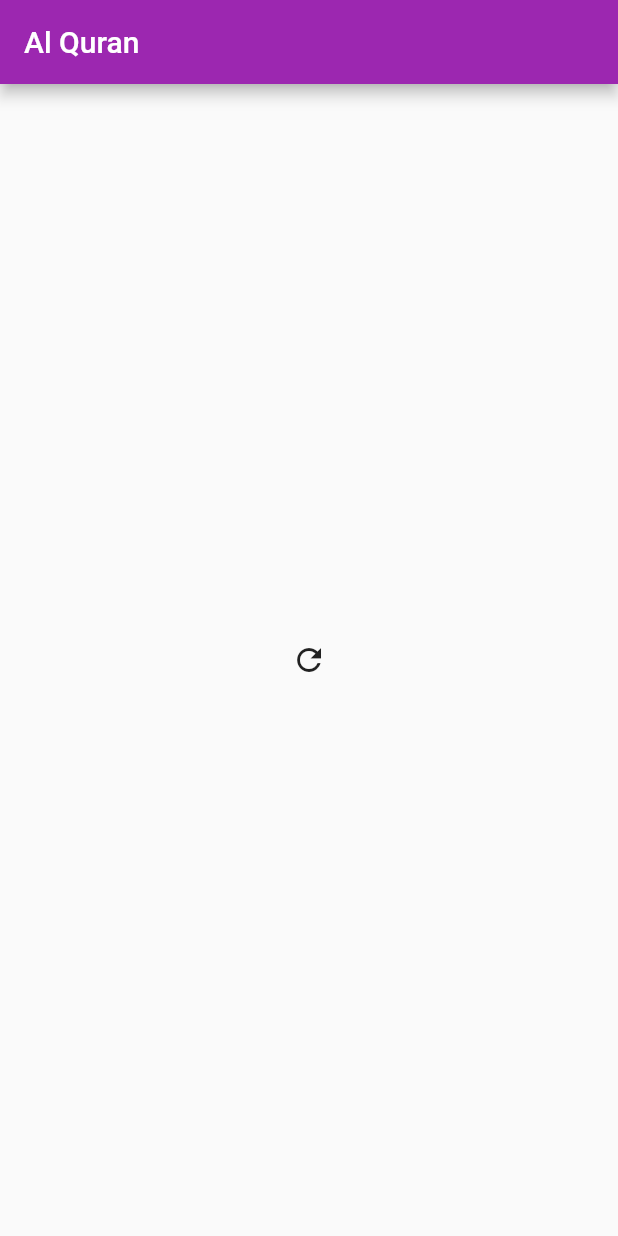
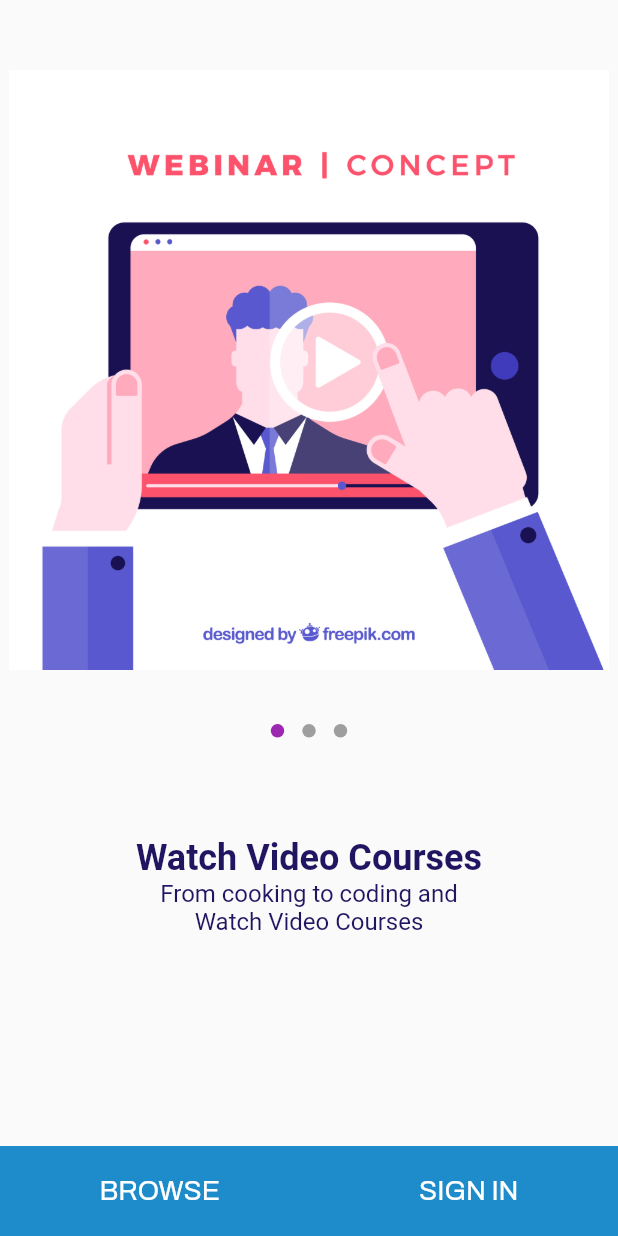
Before and after one commit to PoroshMondal/EducationFrontEnd, a Flutter app: the screen it shows after launch, on a phone screen of 412 x 824 dp. Run offline on Flutter 3.47's test engine with Material 2 defaults, Android fonts, the phone set to English and light mode, and no system bars; drawn by our look-alikes of dots_indicator; our stand-ins replace dio, equatable, floor, flutter_bloc, get_it, retrofit and 1 more; accounts and stored records are empty; generated files the repository leaves out were written again.

Commit message:
UI design of Initial Page Slider
    - Design the UI of initial page with slider
    - Design the Bottom Text Buttons of Browse and Sign In

Note: Desing with hard coded content
ToDo: Need to adapt with project Bloc pattern

```diff
--- /dev/null
+++ b/lib/core/Constants/other_constants.dart
@@ -0,0 +1,31 @@
+import 'package:bjit_education/core/Constants/string_constants.dart';
+import 'package:flutter/material.dart';
+
+class OtherConstants {
+  OtherConstants._();
+
+  static const pageOneText = [
+    StringConstants.initialPage1Text1,
+    StringConstants.initialPage1Text2,
+    StringConstants.initialPage1Text3
+  ];
+
+  static const pageTwoText = [
+    StringConstants.initialPage2Text1,
+    StringConstants.initialPage2Text2,
+    StringConstants.initialPage2Text3
+  ];
+
+  static const pageThreeText = [
+    StringConstants.initialPage3Text1,
+    StringConstants.initialPage3Text2,
+    StringConstants.initialPage3Text3
+  ];
+
+  static final pageItems = [
+    StringConstants.initialImage1,
+    StringConstants.initialImage2,
+    StringConstants.initialImage3,
+  ];
+
+}
--- /dev/null
+++ b/lib/core/Constants/string_constants.dart
@@ -0,0 +1,31 @@
+import 'package:flutter/material.dart';
+
+class StringConstants {
+  StringConstants._();
+
+  static const String initialPage1Text1 = "Watch Video Courses";
+  static const String initialPage1Text2 = "From cooking to coding and";
+  static const String initialPage1Text3 = "Watch Video Courses";
+
+  static const String initialPage2Text1 = "Access Exclusive Content";
+  static const String initialPage2Text2 = "Obtain access to tons of verified";
+  static const String initialPage2Text3 = "premium contents only available here";
+
+  static const String initialPage3Text1 = "Learn at Ease";
+  static const String initialPage3Text2 = "Master courses at your own";
+  static const String initialPage3Text3 = "pace, anytime, anywhere";
+
+  // button text
+  static const String browseButtonString = "BROWSE";
+  static const String signInButtonString = "SIGN IN";
+
+  // image path
+  static const String initialImage1 = "assets/images/initial_page_image1.jpg";
+  static const String initialImage2 = "assets/images/initial_page_image2.jpg";
+  static const String initialImage3 = "assets/images/initial_page_image3.jpg";
+
+  // font family
+  static const String archivoFontFamily = 'Archivo';
+  static const String squadaFontFamily = 'SquadaOne';
+
+}
--- /dev/null
+++ b/lib/features/quran/presentation/pages/initial_page.dart
@@ -0,0 +1,205 @@
+import 'package:bjit_education/core/Constants/other_constants.dart';
+import 'package:flutter/cupertino.dart';
+import 'package:flutter/material.dart';
+import 'package:dots_indicator/dots_indicator.dart';
+
+import '../../../../core/Constants/string_constants.dart';
+
+class InitialPage extends StatefulWidget {
+  const InitialPage({super.key});
+
+  @override
+  State<StatefulWidget> createState() {
+    return AppSlider();
+  }
+
+}
+
+String text1 = OtherConstants.pageOneText[0],
+    text2 = OtherConstants.pageOneText[1],
+    text3 = OtherConstants.pageOneText[2];
+
+class AppSlider extends State<InitialPage>{
+
+  int currentIndex = 0;
+
+  @override
+  Widget build(BuildContext context) {
+    return Scaffold(
+      body: LayoutBuilder(
+        builder: (BuildContext context, BoxConstraints viewConstraints){
+          return ConstrainedBox(
+              constraints: BoxConstraints(
+                minHeight: viewConstraints.maxHeight
+              ),
+            child: _initialSliders(context),
+          );
+        },
+      ),
+    );
+  }
+
+  Widget _initialSliders(BuildContext context){
+    return Container(
+      key: const Key("Root"),
+      child: Stack(
+        children: [
+          const Padding(
+            padding: EdgeInsets.all(10),
+            child: Text(""),
+          ),
+          Column(
+            mainAxisAlignment: MainAxisAlignment.spaceBetween,
+            crossAxisAlignment: CrossAxisAlignment.start,
+            children: [
+              const Text(""),
+              Center(
+                  child: SizedBox(
+                    height: 400,
+                    child: PageView(
+                      onPageChanged: (index) {
+                        setState(() {
+                          currentIndex = index;
+
+                          if(index == 0){
+                            text1 = StringConstants.initialPage1Text1;
+                            text2 = StringConstants.initialPage1Text2;
+                            text3 = StringConstants.initialPage1Text3;
+                          }
+
+                          if(index == 1){
+                            text1 = StringConstants.initialPage2Text1;
+                            text2 = StringConstants.initialPage2Text2;
+                            text3 = StringConstants.initialPage2Text3;
+                          }
+
+                          if(index == 2){
+                            text1 = StringConstants.initialPage3Text1;
+                            text2 = StringConstants.initialPage3Text2;
+                            text3 = StringConstants.initialPage3Text3;
+                          }
+
+                        });
+                      },
+                      children: <Widget>[
+                        Container(
+                          //color: Colors.red,
+                          child: _slidingPage(context,0),
+                          //child: _Page1(0),
+                        ),
+
+                        Container(
+                          //color: Colors.yellow,
+                          child: _slidingPage(context,1),
+                        ),
+
+                        Container(
+                          //color: Colors.blueAccent,
+                          child: _slidingPage(context,2),
+                        )
+                      ],
+                    ),
+                  )
+              ),
+              Center(
+                child: DotsIndicator(
+                  dotsCount: OtherConstants.pageItems.length,
+                  position: currentIndex.toDouble(),
+                ),
+              ),
+              Column(
+                mainAxisAlignment: MainAxisAlignment.start,
+                children: [
+                  Padding(
+                    padding: const EdgeInsets.fromLTRB(20, 30, 20, 140),
+                    child: Column(
+                      children: [
+                        Align(
+                          alignment: Alignment.center,
+                          child: Text(
+                            text1,
+                            style: const TextStyle(
+                                fontSize: 24,
+                                fontWeight: FontWeight.bold,
+                                color: Color.fromRGBO(32, 21, 97, 1)),
+                          ),
+                        ),
+                        Align(
+                            alignment: Alignment.center,
+                            child: Text(
+                              text2,
+                              style: const TextStyle(
+                                  fontSize: 16,
+                                  fontWeight: FontWeight.normal,
+                                  color: Color.fromRGBO(32, 21, 97, 1)),
+                            )),
+                        Text(
+                          text3,
+                          style: const TextStyle(
+                              fontSize: 16,
+                              fontWeight: FontWeight.normal,
+                              color: Color.fromRGBO(32, 21, 97, 1)),
+                        ),
+                      ],
+                    ),
+                  ),
+                  Container(
+                    height: 60,
+                    color: const Color.fromRGBO(30, 140, 202, 1),
+                    child: Row(
+                      mainAxisAlignment: MainAxisAlignment.spaceAround,
+                      children: [
+                        TextButton(
+                            onPressed: () {},
+                            child: const Text(
+                              StringConstants.browseButtonString,
+                              style: TextStyle(
+                                  fontSize: 18,
+                                  fontFamily: StringConstants.archivoFontFamily,
+                                  color: Colors.white),
+                            )),
+                        TextButton(
+                            onPressed: () {},
+                            child: const Text(
+                              StringConstants.signInButtonString,
+                              style: TextStyle(
+                                  fontSize: 18,
+                                  fontFamily: StringConstants.archivoFontFamily,
+                                  color: Colors.white),
+                            )),
+                      ],
+                    ),
+                  ),
+                ],
+              ),
+            ],
+          ),
+        ],
+      ),
+    );
+  }
+
+  Widget _slidingPage(BuildContext context, int item){
+    return Image(
+      image: AssetImage(_getPageImage(item)),
+    );
+  }
+
+  String _getPageImage(int item){
+    int imageItem = 0;
+    switch(item){
+      case 0:{
+        imageItem = item;
+      }
+      case 1:{
+        imageItem = item;
+      }
+      case 2: {
+        imageItem = item;
+      }
+
+    }
+    return OtherConstants.pageItems[imageItem];
+  }
+
+}
--- a/lib/main.dart
+++ b/lib/main.dart
@@ -5,6 +5,8 @@ import 'package:bjit_education/features/quran/presentation/pages/chapter_list_pa
 import 'package:bjit_education/injection_container.dart';
 import 'package:flutter/material.dart';
 import 'package:flutter_bloc/flutter_bloc.dart';
+
+import 'features/quran/presentation/pages/initial_page.dart';
 
 
 Future<void> main() async {
@@ -33,6 +35,7 @@ class MyApp extends StatelessWidget {
         child: MaterialApp(
             title: 'Al Quran',
             theme: ThemeData(primarySwatch: Colors.purple),
-            home: const ChapterListPage()));
+            //home: const ChapterListPage()));
+            home: const InitialPage()));
   }
 }
```
Also changed, not shown: pubspec.yaml (+13 -0 lines), assets/fonts/archivo/Archivo-Regular.ttf (added), assets/fonts/squada/SquadaOne-Regular.ttf (added), assets/images/initial_page_image1.jpg (added), assets/images/initial_page_image2.jpg (added), assets/images/initial_page_image3.jpg (added).
